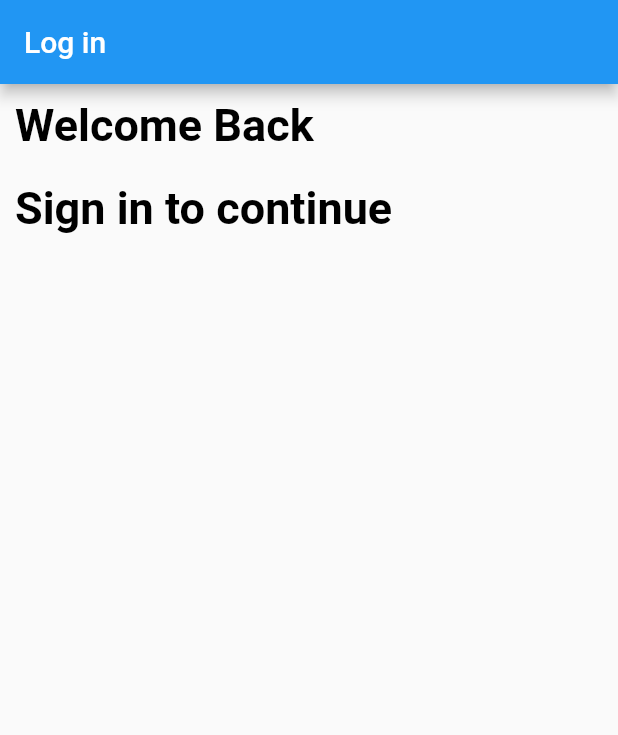
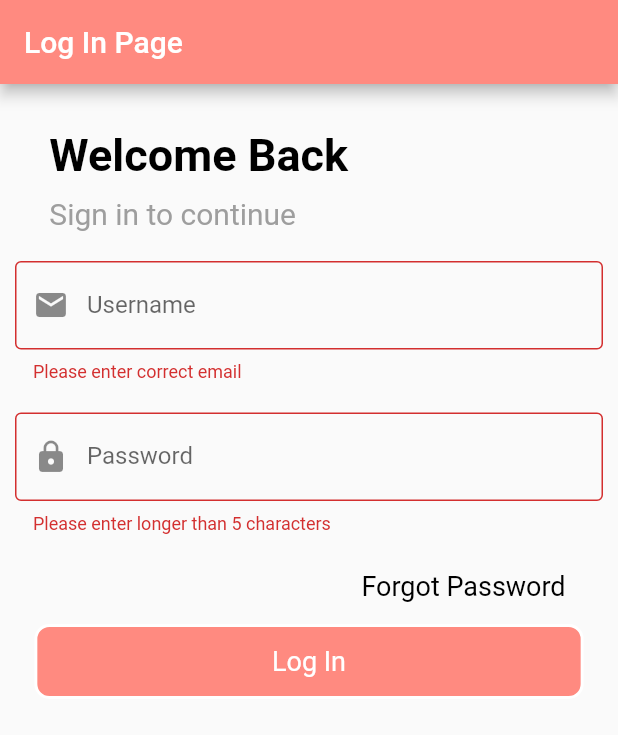
Before and after one commit to Devnot-Mentor-2020/FlutterLoginApp, a Flutter app: the screen it shows after launch, on a phone screen of 412 x 824 dp. Shown: the top 735 px of the screen. Run offline on Flutter 3.47's test engine with Material 2 defaults, Android fonts, the phone set to English and light mode, and no system bars.

Commit message:
Login Page completed

```diff
--- a/lib/LoginPage.dart
+++ b/lib/LoginPage.dart
@@ -5,25 +5,127 @@ class LoginPage extends StatefulWidget {
 }
 
 class _LoginPageState extends State<LoginPage> {
+  String _email,_password;
+  final formKey=GlobalKey<FormState>();
   @override
   Widget build(BuildContext context) {
-    return Scaffold(
-      appBar: AppBar(title: Text("Log in"),),
-      body: Column(
+    return Theme(
+        data: ThemeData(
+          primaryColor: Colors.redAccent.shade100
+        ),
+        child: Scaffold(
+          appBar: AppBar(title: Text("Log In Page",style: TextStyle(color: Colors.white),),),
+
+          body: Builder(
+              builder:(context)=>
+              Form(
+              key: formKey,
+              autovalidate: true,
+              child: Column(
                 mainAxisAlignment: MainAxisAlignment.start,
                 children: <Widget>[
                   Container(
+                    margin: EdgeInsets.only(top: 20),
                     padding: EdgeInsets.all(10),
                     width: MediaQuery.of(context).size.width*(8/9),
                     child: Text("Welcome Back",style: TextStyle(fontSize: 30,color: Colors.black,fontWeight: FontWeight.bold),),
                   ),
+
                   Container(
+                    padding: EdgeInsets.symmetric(horizontal: 10),
+                    width: MediaQuery.of(context).size.width*(8/9),
+                    child: Text("Sign in to continue",style: TextStyle(fontSize: 20,color: Colors.grey),),
+                  ),
+
+                  SizedBox(height: 10,),
+
+                  Padding(
                     padding: EdgeInsets.all(10),
+                    child: TextFormField(
+                      decoration: InputDecoration(
+                        prefixIcon: Icon(Icons.email),
+                        hintText: "Enter your username",
+                        labelText: "Username",
+                        border: OutlineInputBorder(),
+                      ),
+                      validator: _validateEmail,
+                      onSaved: (input) => _email=input,
+                    ),
+                  ),
+
+                  Padding(
+                    padding: EdgeInsets.all(10),
+                    child: TextFormField(
+                      obscureText: true,
+                      decoration: InputDecoration(
+                        prefixIcon: Icon(Icons.lock),
+                        hintText: "Enter your password",
+                        labelText: "Password",
+                        border: OutlineInputBorder(),
+                      ),
+                      validator: _passwordValidate,
+                      onSaved: (input) => _password=input,
+                    ),
+                  ),
+
+                  Align(
+                    alignment:Alignment.centerRight,
+                    child: InkWell(
+                      onTap: () => debugPrint('Forgot clicked'),
+                      child: new Container(
+                        width: MediaQuery.of(context).size.width*(1/2),
+                        height: 50,
+                        child: new Center(child: new Text('Forgot Password', style: new TextStyle(fontSize: 18.0, color: Colors.black),),),
+                      ),
+                    ),
+                  ),
+
+                  InkWell(
+                    onTap: ()=> _saveGivenInformation(context),
+                    child: new Container(
                       width: MediaQuery.of(context).size.width*(8/9),
-            child: Text("Sign in to continue",style: TextStyle(fontSize: 30,color: Colors.black,fontWeight: FontWeight.bold),),
-          )
+                      height: 50,
+                      decoration: new BoxDecoration(
+                        color: Colors.redAccent.shade100,
+                        border: new Border.all(color: Colors.white, width: 2.0),
+                        borderRadius: new BorderRadius.circular(10.0),
+                      ),
+                      child: new Center(child: new Text('Log In', style: new TextStyle(fontSize: 18.0, color: Colors.white),),),
+                    ),
+                  ),
                 ],
+              ),
+            ),
+          ),
         ),
     );
   }
+
+  String _validateEmail(String input) {
+     if(!input.contains("@")){
+      return "Please enter correct email";
     }
+    else{
+      return null;
+    }
+  }
+
+  String _passwordValidate(String input) {
+    if(input.length<5){
+      return "Please enter longer than 5 characters";
+    }
+    else{
+      return null;
+    }
+  }
+
+  void _saveGivenInformation(BuildContext context) {
+    if(formKey.currentState.validate()){
+      formKey.currentState.save();
+      debugPrint("asdasd = " + _email +" bosuk" + _password);
+      Scaffold.of(context).showSnackBar(SnackBar(
+        content: Text("Email: " + _email +"\nPassword: " + _password),
+      ));
+    }
+  }
+}
--- a/lib/main.dart
+++ b/lib/main.dart
@@ -11,6 +11,7 @@ class MyApp extends StatelessWidget {
       debugShowCheckedModeBanner: false,
       theme: ThemeData(
         primarySwatch: Colors.blue,
+        accentColor: Colors.white
       ),
       home: LoginPage(),
     );
```
Lines whose indentation alone changed are shown as unchanged.
